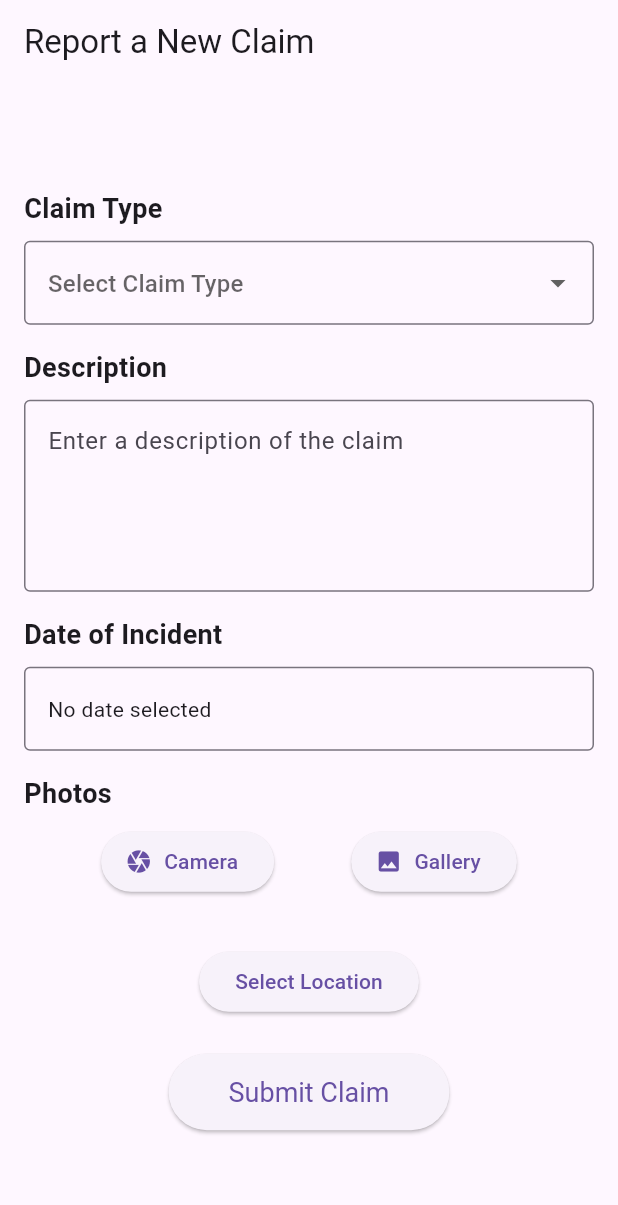
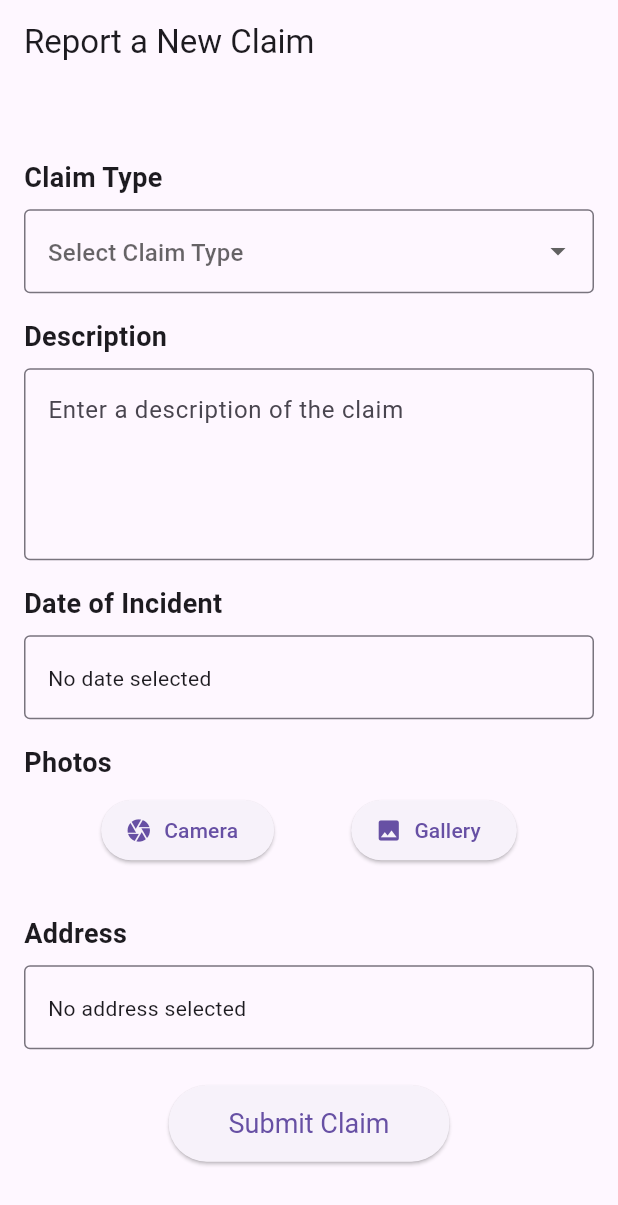
Before and after one commit to aymenzouaoui/sinstressprojet, a Flutter app: the screen it shows after launch, on a phone screen of 412 x 824 dp. Shown: the top 1205 px of the screen. Run offline on Flutter 3.47's test engine with Material 3 defaults, Android fonts, the light colour scheme and no system bars; our stand-ins replace flutter_local_notifications, flutter_map, image_picker, latlong2, smooth_page_indicator, socket_io_client and 1 more.

Commit message:
Update sinistre_form_screen.dart

```diff
--- a/lib/screens/sinistre/sinistre_form_screen.dart
+++ b/lib/screens/sinistre/sinistre_form_screen.dart
@@ -1,12 +1,12 @@
 import 'dart:io';
-import 'package:client/screens/sinistre/mapScreen.dart';
+
 import 'package:flutter/material.dart';
 import 'package:image_picker/image_picker.dart';
 import 'package:intl/intl.dart';
 import 'package:flutter_local_notifications/flutter_local_notifications.dart';
 import 'package:timezone/data/latest.dart' as tz;
 import 'package:timezone/timezone.dart' as tz;
-
+import 'mapScreen.dart'; // Import MapScreen
 
 class SinistreFormScreen extends StatefulWidget {
   const SinistreFormScreen({super.key});
@@ -24,6 +24,7 @@ class _SinistreFormScreenState extends State<SinistreFormScreen> {
   List<File> _selectedImages = [];
   final ImagePicker _picker = ImagePicker();
   final FlutterLocalNotificationsPlugin flutterLocalNotificationsPlugin = FlutterLocalNotificationsPlugin();
+  String _selectedAddress = 'No address selected';
 
   @override
   void initState() {
@@ -118,6 +119,19 @@ class _SinistreFormScreenState extends State<SinistreFormScreen> {
     if (pickedDate != null && pickedDate != _incidentDate) {
       setState(() {
         _incidentDate = pickedDate;
+      });
+    }
+  }
+
+  Future<void> _navigateToMapScreen(BuildContext context) async {
+    final result = await Navigator.push(
+      context,
+      MaterialPageRoute(builder: (context) => MapScreen()),
+    );
+
+    if (result != null && result is String) {
+      setState(() {
+        _selectedAddress = result;
       });
     }
   }
@@ -250,15 +264,19 @@ class _SinistreFormScreenState extends State<SinistreFormScreen> {
                     ),
                   ),
                 const SizedBox(height: 16),
-                Center(
-                  child: ElevatedButton(
-                    onPressed: () {
-                      Navigator.push(
-                        context,
-                        MaterialPageRoute(builder: (context) => MapScreen()),
-                      );
-                    },
-                    child: Text('Select Location'),
+                const Text(
+                  'Address',
+                  style: TextStyle(fontSize: 18, fontWeight: FontWeight.bold),
+                ),
+                const SizedBox(height: 8),
+                InkWell(
+                  onTap: () => _navigateToMapScreen(context),
+                  child: InputDecorator(
+                    decoration: const InputDecoration(
+                      border: OutlineInputBorder(),
+                      hintText: 'Select Address',
+                    ),
+                    child: Text(_selectedAddress),
                   ),
                 ),
                 const SizedBox(height: 24),
```
